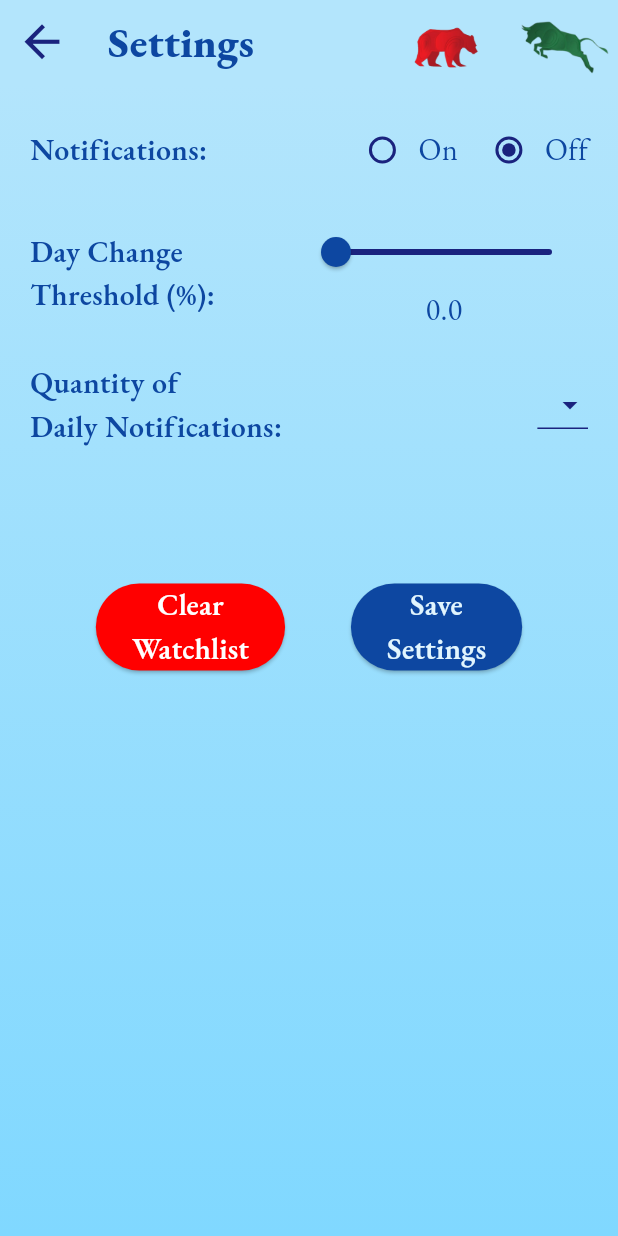
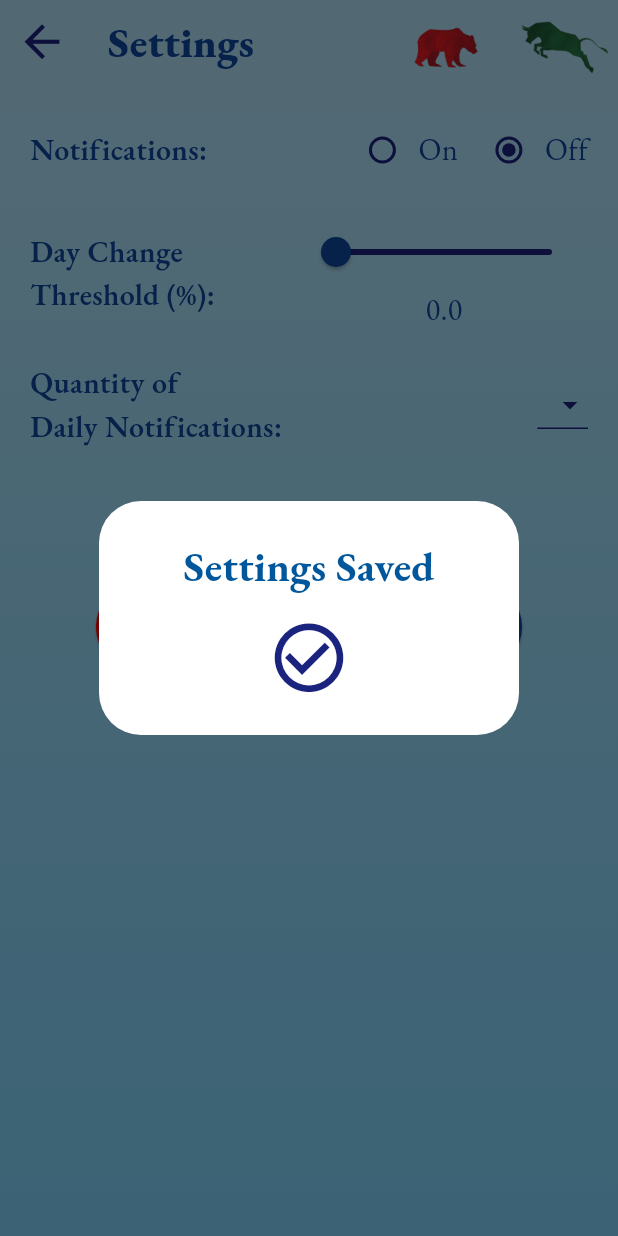
Before and after one commit to JoshMJohnson/Stock_Alert, a Flutter app: the SettingsPage screen opened directly with empty values, after a tap on an icon or button, on a phone screen of 412 x 824 dp. Run offline on Flutter 3.47's test engine with Material 3 defaults, Android fonts, the phone set to English and light mode, and no system bars; our stand-ins replace shared_preferences, sqflite; accounts and stored records are empty.

Commit message:
saved button alert created
in settings page

```diff
--- a/lib/pages/settingsPageWidgets/save_button.dart
+++ b/lib/pages/settingsPageWidgets/save_button.dart
@@ -1,14 +1,36 @@
 import 'package:flutter/material.dart';
 
 class SaveButton extends StatelessWidget {
-  final Function saveButtonHandler;
+  final Function() saveButtonHandler;
   const SaveButton(this.saveButtonHandler, {super.key});
 
   @override
   Widget build(BuildContext context) {
     return ElevatedButton(
-      onPressed: () async {
+      onPressed: () {
         saveButtonHandler();
+        showDialog(
+          context: context,
+          builder: (_) => AlertDialog(
+            title: Text(
+              'Settings Saved',
+              textAlign: TextAlign.center,
+              style: TextStyle(
+                color: Theme.of(context).textTheme.headlineMedium!.color,
+                fontSize: 28,
+                fontWeight: FontWeight.w700,
+              ),
+            ),
+            content: GestureDetector(
+              onTap: () => Navigator.pop(context),
+              child: Icon(
+                Icons.check_circle_outline,
+                size: 55,
+                color: Theme.of(context).iconTheme.color,
+              ),
+            ),
+          ),
+        );
       },
       style: ElevatedButton.styleFrom(
         backgroundColor: Theme.of(context).buttonTheme.colorScheme!.background,
```
